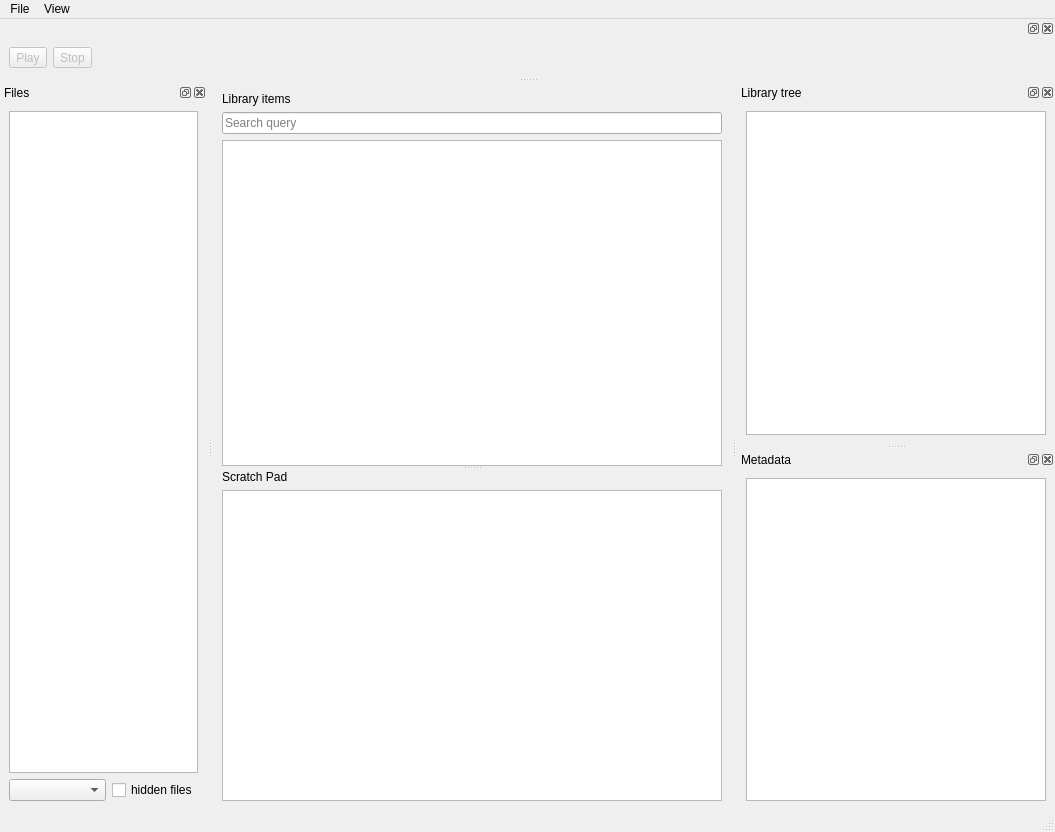
This is sample_drawer/gui/main_window.ui in Jajcus/sampledrawer as Qt 5 draws it before an edit. The edited form follows.
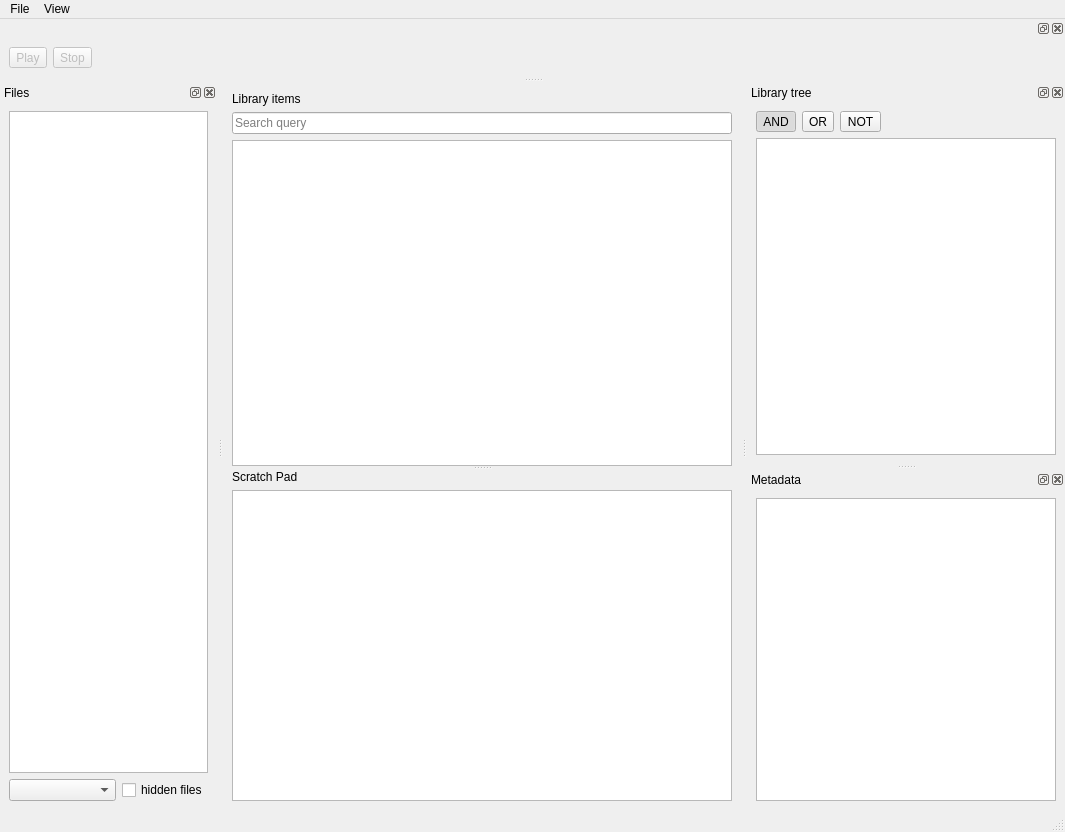
This is the edited form. Icons and pictures are not drawn. Custom widgets are drawn as their Qt base class.

Commit message:
add AND/OR/NOT operators to tag selection
by default require all selected tags (AND)

Patch:
```diff
--- a/sample_drawer/gui/main_window.ui
+++ b/sample_drawer/gui/main_window.ui
@@ -6,7 +6,7 @@
    <rect>
     <x>0</x>
     <y>0</y>
-    <width>1055</width>
+    <width>1065</width>
     <height>832</height>
    </rect>
   </property>
@@ -96,8 +96,8 @@
     <rect>
      <x>0</x>
      <y>0</y>
-     <width>1055</width>
-     <height>22</height>
+     <width>1065</width>
+     <height>21</height>
     </rect>
    </property>
    <widget class="QMenu" name="menuFile">
@@ -216,6 +216,65 @@
    </attribute>
    <widget class="QWidget" name="dockWidgetContents_3">
     <layout class="QVBoxLayout" name="verticalLayout_2">
+     <item>
+      <layout class="QHBoxLayout" name="horizontalLayout_4">
+       <property name="sizeConstraint">
+        <enum>QLayout::SetDefaultConstraint</enum>
+       </property>
+       <item>
+        <widget class="QToolButton" name="tags_and_btn">
+         <property name="text">
+          <string>AND</string>
+         </property>
+         <property name="checkable">
+          <bool>true</bool>
+         </property>
+         <property name="checked">
+          <bool>true</bool>
+         </property>
+         <attribute name="buttonGroup">
+          <string notr="true">buttonGroup</string>
+         </attribute>
+        </widget>
+       </item>
+       <item>
+        <widget class="QToolButton" name="tags_or_btn">
+         <property name="text">
+          <string>OR</string>
+         </property>
+         <property name="checkable">
+          <bool>true</bool>
+         </property>
+         <attribute name="buttonGroup">
+          <string notr="true">buttonGroup</string>
+         </attribute>
+        </widget>
+       </item>
+       <item>
+        <widget class="QToolButton" name="tags_not_btn">
+         <property name="text">
+          <string>NOT</string>
+         </property>
+         <property name="checkable">
+          <bool>true</bool>
+         </property>
+        </widget>
+       </item>
+       <item>
+        <spacer name="horizontalSpacer">
+         <property name="orientation">
+          <enum>Qt::Horizontal</enum>
+         </property>
+         <property name="sizeHint" stdset="0">
+          <size>
+           <width>40</width>
+           <height>20</height>
+          </size>
+         </property>
+        </spacer>
+       </item>
+      </layout>
+     </item>
      <item>
       <widget class="QTreeView" name="lib_tree">
        <property name="minimumSize">
```
Left out of the diff: 38 changed lines with no effect on the pictures. The commit also changes 1 other file.
